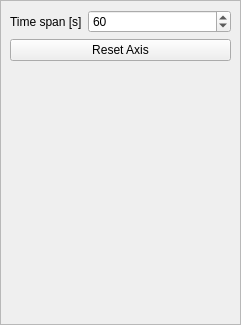
Before: the Qt Designer form resources/ui/plot_settings_widget.ui in antolu/sps-app-hysteresis, drawn with Qt 5.
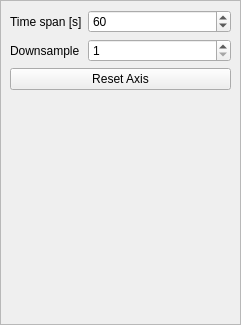
After: the same form once the commit is applied.

Commit message: add downsample spingbox

```diff
--- a/resources/ui/plot_settings_widget.ui
+++ b/resources/ui/plot_settings_widget.ui
@@ -64,13 +64,33 @@
         </property>
        </widget>
       </item>
-      <item row="1" column="0" colspan="2">
+      <item row="2" column="0" colspan="2">
        <widget class="QPushButton" name="buttonResetAxis">
         <property name="text">
          <string>Reset Axis</string>
         </property>
        </widget>
       </item>
+      <item row="1" column="0">
+       <widget class="QLabel" name="labelDownsample">
+        <property name="text">
+         <string>Downsample</string>
+        </property>
+       </widget>
+      </item>
+      <item row="1" column="1">
+       <widget class="QSpinBox" name="spinBoxDownsample">
+        <property name="minimum">
+         <number>1</number>
+        </property>
+        <property name="maximum">
+         <number>1000</number>
+        </property>
+        <property name="stepType">
+         <enum>QAbstractSpinBox::DefaultStepType</enum>
+        </property>
+       </widget>
+      </item>
      </layout>
     </widget>
    </item>
```
